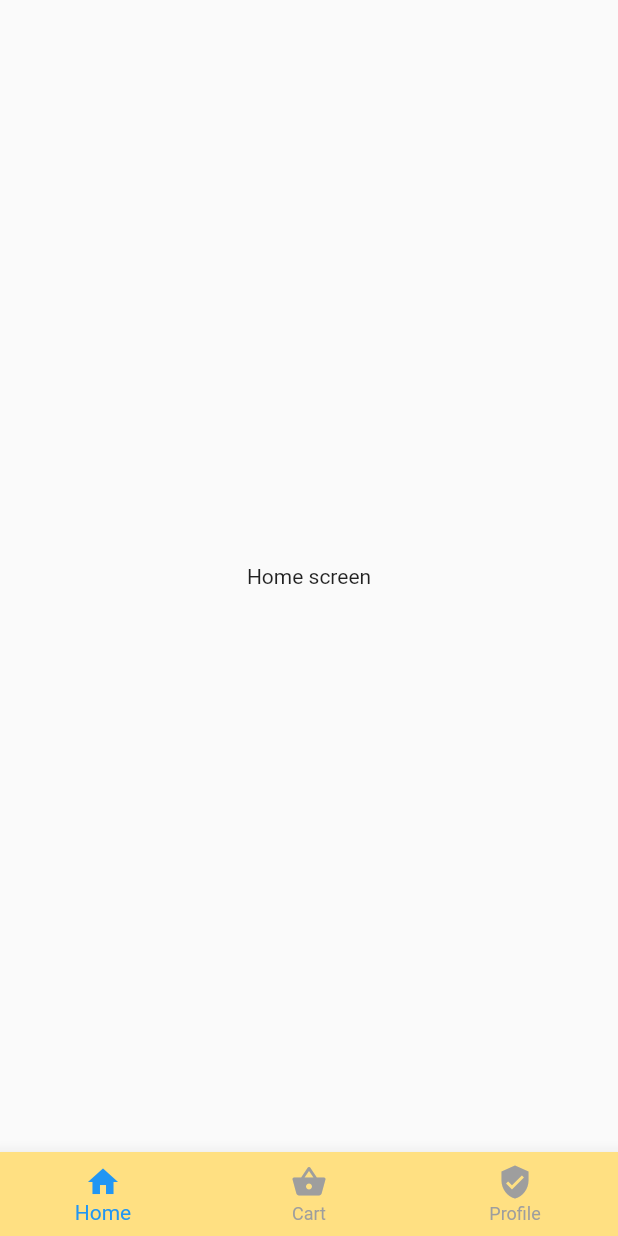
After one commit to kiranrana8973/eShopBatch_28, a Flutter app: the DashboardScreen screen opened by its route, on a phone screen of 412 x 824 dp. The commit adds this screen. Run offline on Flutter 3.47's test engine with Material 2 defaults, Android fonts, the phone set to English and light mode, and no system bars; our stand-ins replace dio, motion_toast.

Commit message:
Added bottom navigation bar

```diff
--- a/lib/main.dart
+++ b/lib/main.dart
@@ -1,3 +1,6 @@
+import 'package:eshopping/screen/bottom_screen/cart.dart';
+import 'package:eshopping/screen/bottom_screen/home.dart';
+import 'package:eshopping/screen/bottom_screen/profile.dart';
 import 'package:eshopping/screen/dashboard.dart';
 import 'package:eshopping/screen/login.dart';
 import 'package:eshopping/screen/register.dart';
@@ -14,6 +17,9 @@ void main() {
         '/login': (context) => const LoginScreen(),
         '/register': (context) => const RegisterScreen(),
         '/dashboard': (context) => const DashboardScreen(),
+        '/home': (context) => const HomeScreen(),
+        '/profile': (context) => const ProfileScreen(),
+        '/cart': (context) => const CartScreen(),
       },
     ),
   );
--- /dev/null
+++ b/lib/screen/bottom_screen/home.dart
@@ -0,0 +1,19 @@
+import 'package:flutter/material.dart';
+
+class HomeScreen extends StatefulWidget {
+  const HomeScreen({Key? key}) : super(key: key);
+
+  @override
+  State<HomeScreen> createState() => _HomeScreenState();
+}
+
+class _HomeScreenState extends State<HomeScreen> {
+  @override
+  Widget build(BuildContext context) {
+    return const Scaffold(
+      body: Center(
+        child: Text("Home screen"),
+      ),
+    );
+  }
+}
--- a/lib/screen/dashboard.dart
+++ b/lib/screen/dashboard.dart
@@ -1,27 +1,53 @@
-import 'package:eshopping/utils/api_url.dart';
-import 'package:eshopping/utils/showMessage.dart';
+import 'package:eshopping/screen/bottom_screen/cart.dart';
+import 'package:eshopping/screen/bottom_screen/home.dart';
+import 'package:eshopping/screen/bottom_screen/profile.dart';
 import 'package:flutter/material.dart';
 
 class DashboardScreen extends StatefulWidget {
   const DashboardScreen({Key? key}) : super(key: key);
-
   @override
   State<DashboardScreen> createState() => _DashboardScreenState();
 }
 
 class _DashboardScreenState extends State<DashboardScreen> {
-  @override
-  void initState() {
-    super.initState();
-  }
+  int _selectedIndex = 0;
+
+  List<Widget> lstWidget = [
+    const HomeScreen(),
+    const CartScreen(),
+    const ProfileScreen(),
+  ];
 
   @override
   Widget build(BuildContext context) {
-    displaySuccessMessage(context, token!);
-
-    return const Scaffold(
+    return Scaffold(
       body: Center(
-        child: Text("Dashboard"),
+        child: lstWidget[_selectedIndex],
+      ),
+      bottomNavigationBar: BottomNavigationBar(
+        items: const [
+          BottomNavigationBarItem(
+            icon: Icon(Icons.home),
+            label: 'Home',
+          ),
+          BottomNavigationBarItem(
+            icon: Icon(Icons.shopping_basket),
+            label: 'Cart',
+          ),
+          BottomNavigationBarItem(
+            icon: Icon(Icons.verified_user),
+            label: 'Profile',
+          ),
+        ],
+        backgroundColor: Colors.amber[200],
+        currentIndex: _selectedIndex,
+        unselectedItemColor: Colors.grey,
+        elevation: 10,
+        onTap: (index) {
+          setState(() {
+            _selectedIndex = index;
+          });
+        },
       ),
     );
   }
```
Also changed, not shown: lib/screen/bottom_screen/cart.dart (added, +14 -0 lines), lib/screen/bottom_screen/profile.dart (added, +14 -0 lines).
